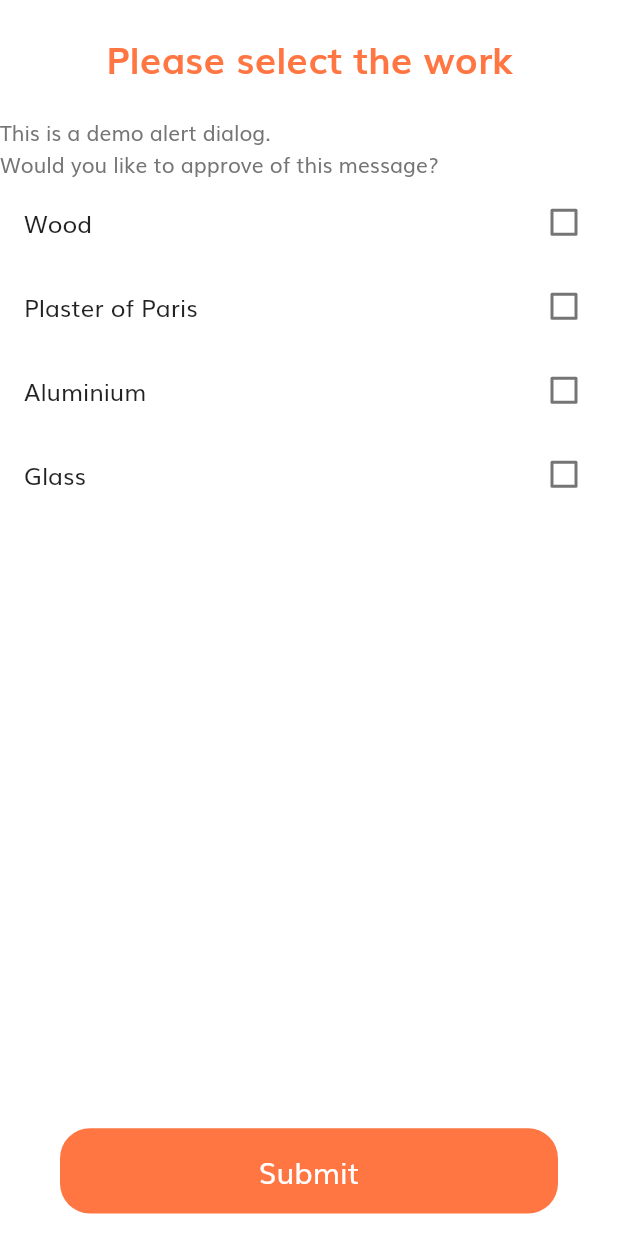
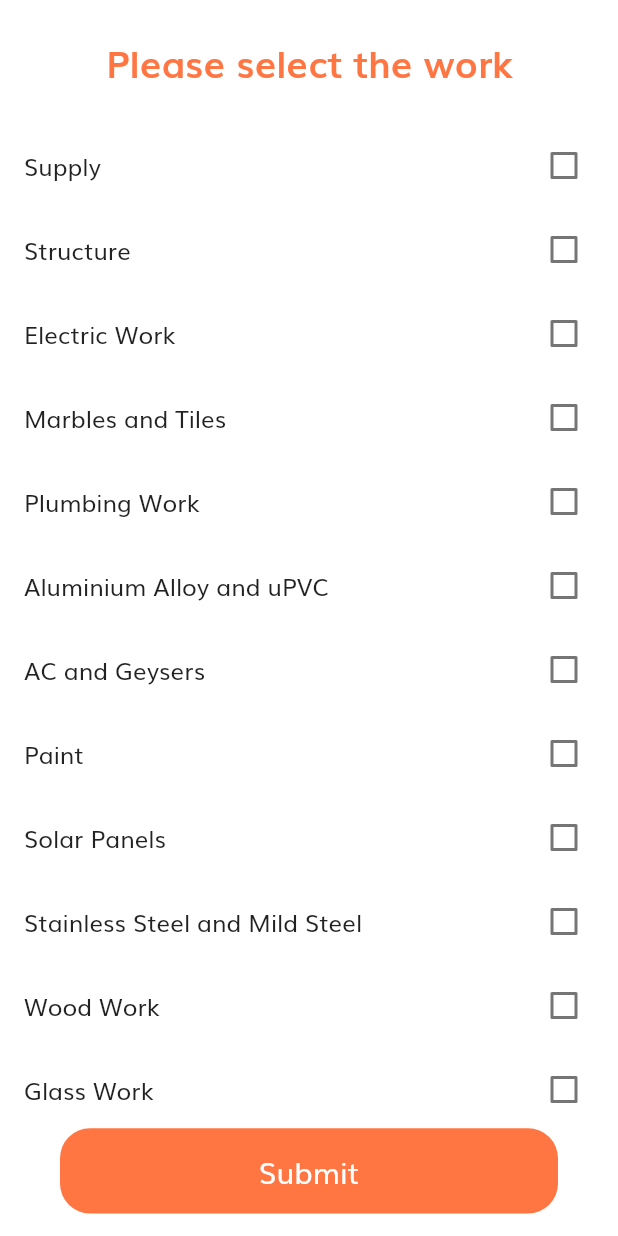
Before and after one commit to abdullahnajam/sakoon, a Flutter app: the HomePage screen opened by its route, after a tap on "Maintenance", on a phone screen of 412 x 824 dp. Run offline on Flutter 3.47's test engine with Material 2 defaults, Android fonts, the phone set to English and light mode, and no system bars; our stand-ins replace firebase_auth, geolocator, google_sign_in; missing offline and left inert: flutter_facebook_login, flutter_login_facebook; accounts and stored records are empty.

Commit message:
did shit

```diff
--- a/sakoon/lib/screens/botton_nav/homePage.dart
+++ b/sakoon/lib/screens/botton_nav/homePage.dart
@@ -31,11 +31,11 @@ class _HomePageState extends State<HomePage> {
           child: ListView(
             children: <Widget>[
               Container(
-                height: 350,
+                height: 375,
                 child: Stack(
                   children: <Widget>[
                     Container(
-                      height: 275,
+                      height: 325,
                       child: PageView.builder(
                         itemBuilder: (context, position) {
                           return Container(
@@ -44,7 +44,7 @@ class _HomePageState extends State<HomePage> {
                               decoration: new BoxDecoration(
                                   image: new DecorationImage(
                                       fit: BoxFit.fill,
-                                      image: NetworkImage("https://a10.gaanacdn.com/images/playlists/76/1166276/crop_480x480_1166276_1488540423.jpg")
+                                      image: AssetImage('assets/images/sukoon.jpeg'),
                                   )
                               ),
                               width: MediaQuery
@@ -76,7 +76,7 @@ class _HomePageState extends State<HomePage> {
 
                     Card(
 
-                      margin: EdgeInsets.only(top: 250, left: 35, right: 35),
+                      margin: EdgeInsets.only(top: 300, left: 25, right: 25),
                       shape: RoundedRectangleBorder(borderRadius: BorderRadius
                           .circular(25),),
                       clipBehavior: Clip.antiAliasWithSaveLayer,
@@ -101,7 +101,7 @@ class _HomePageState extends State<HomePage> {
               ),
               //SizedBox(height: 20,),
               Container(
-                margin: EdgeInsets.all(30),
+                margin: EdgeInsets.all(25),
                 child: Column(
                   mainAxisSize: MainAxisSize.max,
                   mainAxisAlignment: MainAxisAlignment.center,
@@ -109,23 +109,23 @@ class _HomePageState extends State<HomePage> {
                     DefaultButton(
                       text: "Fresh Work",
                       press: () {
-
+                        Navigator.pushNamed(context,HomeMaintanance.routeName);
                       },
                     ),
-                    SizedBox(height: 30,),
+                    SizedBox(height: 50,),
                     DefaultButton(
                       text: "Maintenance",
                       press: () {
                         Navigator.pushNamed(context,HomeMaintanance.routeName);
                       },
                     ),
-                    SizedBox(height: 30,),
+                    SizedBox(height: 50,),
                     DefaultButton(
                       text: "Home Appliances",
                       press: () {
                       },
                     ),
-                    SizedBox(height: 30,),
+                    SizedBox(height: 50,),
                   ],
                 ),
               )
--- a/sakoon/lib/screens/home_nav/home_maintance.dart
+++ b/sakoon/lib/screens/home_nav/home_maintance.dart
@@ -19,6 +19,15 @@ class _HomeMaintananceState extends State<HomeMaintanance> {
   bool _isAluminiumChecked=false;
   bool _isGlassChecked=false;
   bool _isPlasterChecked=false;
+  bool _isStructureChecked=false;
+  bool _isElectricworkChecked=false;
+  bool _isMarbleChecked=false;
+  bool _isACChecked=false;
+  bool _isSolarChecked=false;
+  bool _isSteelChecked=false;
+  bool _isSupplyChecked=false;
+  bool _isPlumbingChecked=false;
+  bool _isPaintChecked=false;
   _getCurrentLocation() {
     geolocator
         .getCurrentPosition(desiredAccuracy: LocationAccuracy.best)
@@ -49,7 +58,6 @@ class _HomeMaintananceState extends State<HomeMaintanance> {
   }
   @override
   Widget build(BuildContext context) {
-
     return Scaffold(
       body: SafeArea(
         child: Column(
@@ -62,26 +70,128 @@ class _HomeMaintananceState extends State<HomeMaintanance> {
                 child: Text("Please select the work",textAlign: TextAlign.center,style: TextStyle(color: kPrimaryColor,fontSize: 25,fontWeight: FontWeight.w600)),
               ),
             ),
-       SingleChildScrollView(
-        child: ListBody(
-          children: <Widget>[
-            Text('This is a demo alert dialog.'),
-            Text('Would you like to approve of this message?'),
-          ],
-        ),
-      ),
             Expanded(
               flex: 8,
               child: ListView(
                 children: [
 
                   CheckboxListTile(
-                      title: Text("Wood"),
+                      title: Text("Supply"),
+                      value: _isSupplyChecked,
+                      activeColor: kPrimaryColor,
+                      onChanged: (bool value){
+                        setState(() {
+                          _isSupplyChecked=value;
+                        });
+                      }
+                  ),
+                  CheckboxListTile(
+                      title: Text("Structure"),
+                      value: _isStructureChecked,
+                      activeColor: kPrimaryColor,
+                      onChanged: (bool value){
+                        setState(() {
+                          _isStructureChecked=value;
+                        });
+                      }
+                  ),
+                  CheckboxListTile(
+                      title: Text("Electric Work"),
+                      value: _isElectricworkChecked,
+                      activeColor: kPrimaryColor,
+                      onChanged: (bool value){
+                        setState(() {
+                          _isAluminiumChecked=value;
+                        });
+                      }
+                  ),
+                  CheckboxListTile(
+                      title: Text("Marbles and Tiles"),
+                      value: _isMarbleChecked,
+                      activeColor: kPrimaryColor,
+                      onChanged: (bool value){
+                        setState(() {
+                          _isMarbleChecked=value;
+                        });
+                      }
+                  ),
+                  CheckboxListTile(
+                      title: Text("Plumbing Work"),
+                      value: _isPlumbingChecked,
+                      activeColor: kPrimaryColor,
+                      onChanged: (bool value){
+                        setState(() {
+                          _isPlumbingChecked=value;
+                        });
+                      }
+                  ),
+                  CheckboxListTile(
+                      title: Text("Aluminium Alloy and uPVC"),
+                      value: _isAluminiumChecked,
+                      activeColor: kPrimaryColor,
+                      onChanged: (bool value){
+                        setState(() {
+                          _isAluminiumChecked=value;
+                        });
+                      }
+                  ),
+                  CheckboxListTile(
+                      title: Text("AC and Geysers"),
+                      value: _isACChecked,
+                      activeColor: kPrimaryColor,
+                      onChanged: (bool value){
+                        setState(() {
+                          _isACChecked=value;
+                        });
+                      }
+                  ),
+                  CheckboxListTile(
+                      title: Text("Paint"),
+                      value: _isPaintChecked,
+                      activeColor: kPrimaryColor,
+                      onChanged: (bool value){
+                        setState(() {
+                          _isPaintChecked=value;
+                        });
+                      }
+                  ),
+                  CheckboxListTile(
+                      title: Text("Solar Panels"),
+                      value: _isSolarChecked,
+                      activeColor: kPrimaryColor,
+                      onChanged: (bool value){
+                        setState(() {
+                          _isSolarChecked=value;
+                        });
+                      }
+                  ),
+                  CheckboxListTile(
+                      title: Text("Stainless Steel and Mild Steel"),
+                      value: _isSteelChecked,
+                      activeColor: kPrimaryColor,
+                      onChanged: (bool value){
+                        setState(() {
+                          _isSteelChecked=value;
+                        });
+                      }
+                  ),
+                  CheckboxListTile(
+                      title: Text("Wood Work"),
                       value: _isWoodChecked,
                       activeColor: kPrimaryColor,
                       onChanged: (bool value){
                         setState(() {
                           _isWoodChecked=value;
+                        });
+                      }
+                  ),
+                  CheckboxListTile(
+                      title: Text("Glass Work"),
+                      value: _isGlassChecked,
+                      activeColor: kPrimaryColor,
+                      onChanged: (bool value){
+                        setState(() {
+                          _isGlassChecked=value;
                         });
                       }
                   ),
@@ -95,27 +205,6 @@ class _HomeMaintananceState extends State<HomeMaintanance> {
                         });
                       }
                   ),
-                  CheckboxListTile(
-                      title: Text("Aluminium"),
-                      value: _isAluminiumChecked,
-                      activeColor: kPrimaryColor,
-                      onChanged: (bool value){
-                        setState(() {
-                          _isAluminiumChecked=value;
-                        });
-                      }
-                  ),
-                  CheckboxListTile(
-                      title: Text("Glass"),
-                      value: _isGlassChecked,
-                      activeColor: kPrimaryColor,
-                      onChanged: (bool value){
-                        setState(() {
-                          _isGlassChecked=value;
-                        });
-                      }
-                  ),
-
                 ],
               ),
             ),
--- a/sakoon/pubspec.yaml
+++ b/sakoon/pubspec.yaml
@@ -24,7 +24,7 @@ dependencies:
   flutter:
     sdk: flutter
 
-
+  google_maps_flutter: ^0.5.11
   firebase_auth:
   google_sign_in: ^4.4.4
   cupertino_icons: ^1.0.0
```
Also changed, not shown: sakoon/lib/screens/home_nav/home_appliances.dart (added, +22 -0 lines), sakoon/assets/images/sukoon.jpeg (added), sakoon/assets/images/sukoon.png (deleted), sakoon/pubspec.lock, 1 other file.
